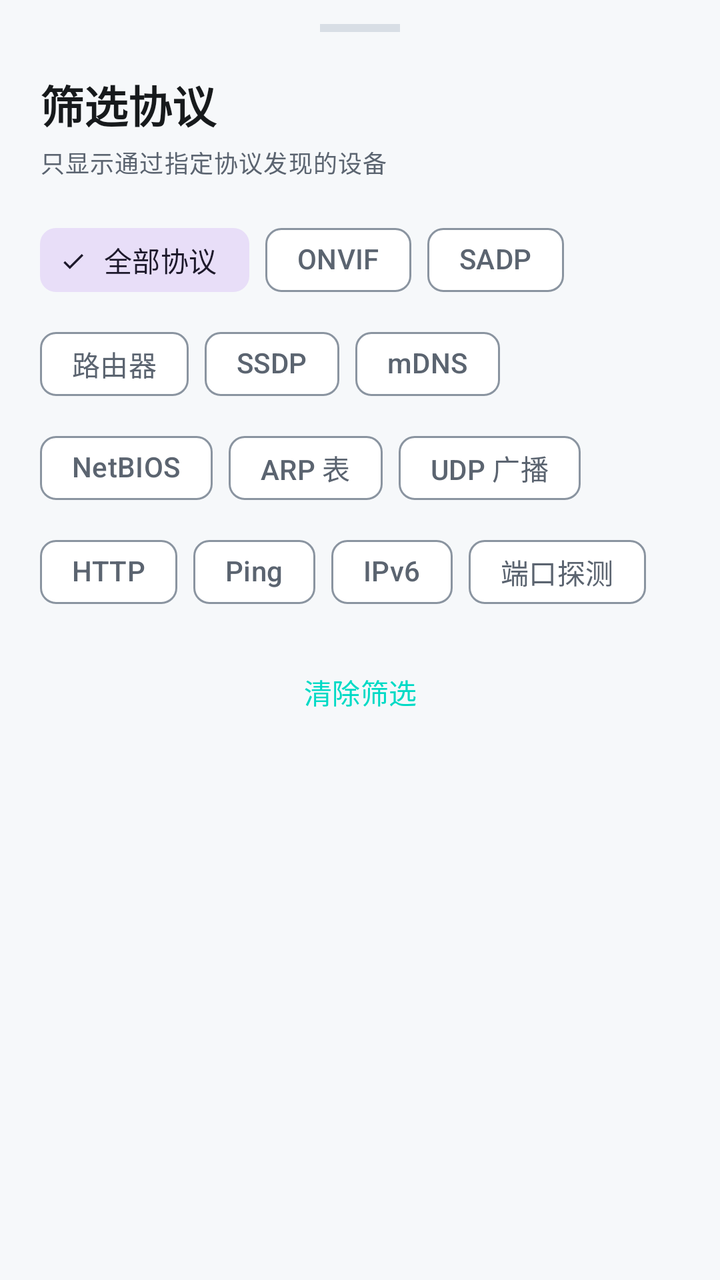
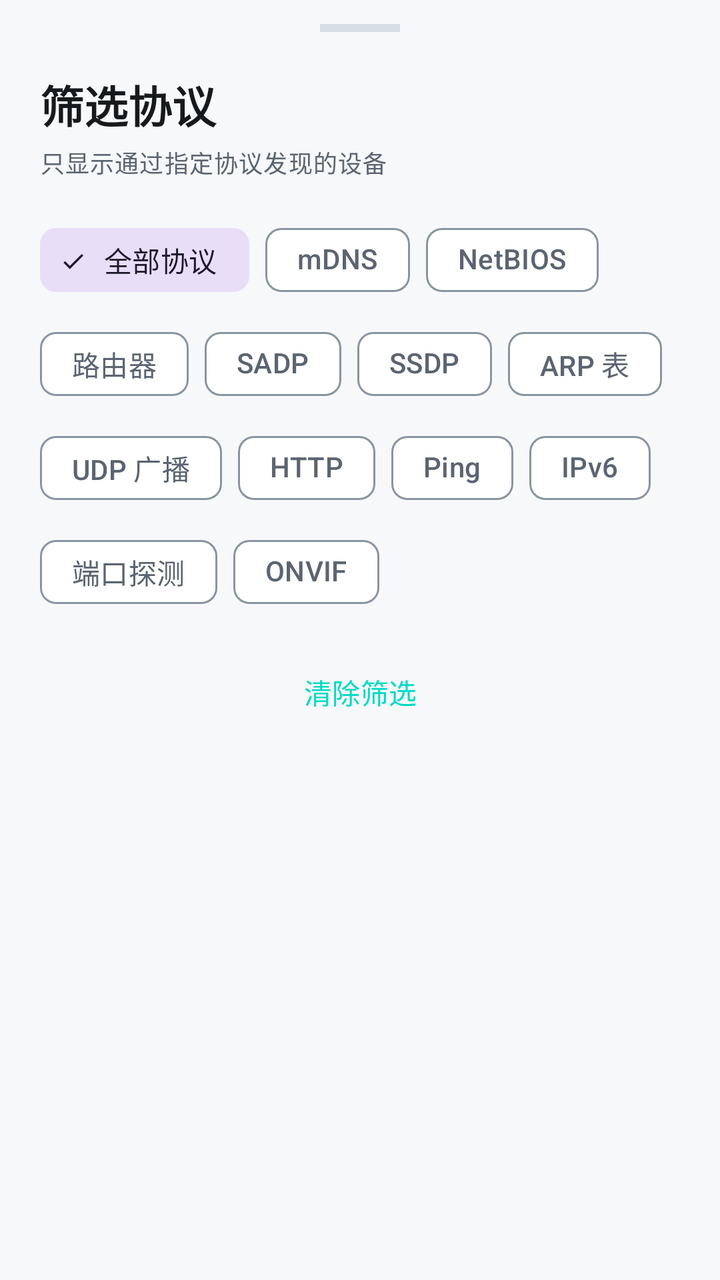

An Android layout rendered at two revisions. The XML below is the earlier revision; the diff shows what the commit changed to produce the second picture.
<!-- AndroidManifest.xml: application theme Theme.NetworkTool -->
<!-- res/layout/dialog_scan_filter.xml -->
<?xml version="1.0" encoding="utf-8"?>
<LinearLayout xmlns:android="http://schemas.android.com/apk/res/android"
    xmlns:app="http://schemas.android.com/apk/res-auto"
    android:layout_width="match_parent"
    android:layout_height="wrap_content"
    android:orientation="vertical"
    android:paddingStart="@dimen/space_5"
    android:paddingTop="@dimen/space_3"
    android:paddingEnd="@dimen/space_5"
    android:paddingBottom="@dimen/space_5">

    <View
        android:layout_width="40dp"
        android:layout_height="4dp"
        android:layout_gravity="center_horizontal"
        android:background="?attr/colorOutlineVariant" />

    <TextView
        android:layout_width="match_parent"
        android:layout_height="wrap_content"
        android:layout_marginTop="@dimen/space_5"
        android:text="筛选协议"
        android:textAppearance="@style/TextAppearance.NetworkTool.Headline" />

    <TextView
        android:layout_width="match_parent"
        android:layout_height="wrap_content"
        android:layout_marginTop="@dimen/space_1"
        android:text="只显示通过指定协议发现的设备"
        android:textAppearance="@style/TextAppearance.NetworkTool.BodySmall" />

    <com.google.android.material.chip.ChipGroup
        android:id="@+id/protocolChipGroup"
        android:layout_width="match_parent"
        android:layout_height="wrap_content"
        android:layout_marginTop="@dimen/space_4"
        app:checkedChip="@id/protoAll"
        app:chipSpacingHorizontal="@dimen/space_2"
        app:chipSpacingVertical="@dimen/space_1"
        app:selectionRequired="true"
        app:singleSelection="true">

        <com.google.android.material.chip.Chip
            android:id="@+id/protoAll"
            style="@style/Widget.Material3.Chip.Filter"
            android:layout_width="wrap_content"
            android:layout_height="wrap_content"
            android:checked="true"
            android:text="全部协议" />

        <com.google.android.material.chip.Chip
            android:id="@+id/protoOnvif"
            style="@style/Widget.Material3.Chip.Filter"
            android:layout_width="wrap_content"
            android:layout_height="wrap_content"
            android:text="ONVIF" />

        <com.google.android.material.chip.Chip
            android:id="@+id/protoSadp"
            style="@style/Widget.Material3.Chip.Filter"
            android:layout_width="wrap_content"
            android:layout_height="wrap_content"
            android:text="SADP" />

        <com.google.android.material.chip.Chip
            android:id="@+id/protoRouter"
            style="@style/Widget.Material3.Chip.Filter"
            android:layout_width="wrap_content"
            android:layout_height="wrap_content"
            android:text="路由器" />

        <com.google.android.material.chip.Chip
            android:id="@+id/protoSsdp"
            style="@style/Widget.Material3.Chip.Filter"
            android:layout_width="wrap_content"
            android:layout_height="wrap_content"
            android:text="SSDP" />

        <com.google.android.material.chip.Chip
            android:id="@+id/protoMdns"
            style="@style/Widget.Material3.Chip.Filter"
            android:layout_width="wrap_content"
            android:layout_height="wrap_content"
            android:text="mDNS" />

        <com.google.android.material.chip.Chip
            android:id="@+id/protoNetbios"
            style="@style/Widget.Material3.Chip.Filter"
            android:layout_width="wrap_content"
            android:layout_height="wrap_content"
            android:text="NetBIOS" />

        <com.google.android.material.chip.Chip
            android:id="@+id/protoArp"
            style="@style/Widget.Material3.Chip.Filter"
            android:layout_width="wrap_content"
            android:layout_height="wrap_content"
            android:text="ARP 表" />

        <com.google.android.material.chip.Chip
            android:id="@+id/protoUdp"
            style="@style/Widget.Material3.Chip.Filter"
            android:layout_width="wrap_content"
            android:layout_height="wrap_content"
            android:text="UDP 广播" />

        <com.google.android.material.chip.Chip
            android:id="@+id/protoHttp"
            style="@style/Widget.Material3.Chip.Filter"
            android:layout_width="wrap_content"
            android:layout_height="wrap_content"
            android:text="HTTP" />

        <com.google.android.material.chip.Chip
            android:id="@+id/protoPing"
            style="@style/Widget.Material3.Chip.Filter"
            android:layout_width="wrap_content"
            android:layout_height="wrap_content"
            android:text="Ping" />

        <com.google.android.material.chip.Chip
            android:id="@+id/protoIpv6"
            style="@style/Widget.Material3.Chip.Filter"
            android:layout_width="wrap_content"
            android:layout_height="wrap_content"
            android:text="IPv6" />

        <com.google.android.material.chip.Chip
            android:id="@+id/protoService"
            style="@style/Widget.Material3.Chip.Filter"
            android:layout_width="wrap_content"
            android:layout_height="wrap_content"
            android:text="端口探测" />

    </com.google.android.material.chip.ChipGroup>

    <com.google.android.material.button.MaterialButton
        android:id="@+id/clearFilterButton"
        style="@style/Widget.NetworkTool.Button.TextButton"
        android:layout_width="match_parent"
        android:layout_height="wrap_content"
        android:layout_marginTop="@dimen/space_3"
        android:text="清除筛选" />

</LinearLayout>
<!-- resources referenced by this layout -->
<resources>
  <dimen name="space_1">4dp</dimen>
  <dimen name="space_2">8dp</dimen>
  <dimen name="space_3">12dp</dimen>
  <dimen name="space_4">16dp</dimen>
  <dimen name="space_5">20dp</dimen>
  <style name="TextAppearance.NetworkTool.BodySmall" parent="TextAppearance.Material3.BodySmall">
          <item name="android:textSize">12sp</item>
          <item name="android:textColor">?attr/colorOnSurfaceVariant</item>
      </style>
  <style name="TextAppearance.NetworkTool.Headline" parent="TextAppearance.Material3.HeadlineSmall">
          <item name="android:textSize">22sp</item>
          <item name="android:textStyle">bold</item>
          <item name="android:textColor">?attr/colorOnSurface</item>
      </style>
  <style name="Widget.NetworkTool.Button.TextButton" parent="Widget.Material3.Button.TextButton">
          <item name="android:elevation">0dp</item>
          <item name="android:stateListAnimator">@null</item>
      </style>
  <color name="colorPrimary">#00DAC5</color>
  <color name="colorPrimaryDark">#00B5A1</color>
  <color name="colorAccent">#00DAC5</color>
  <color name="colorOnPrimary">#00201C</color>
  <color name="colorPrimaryContainer">#B8FFF7</color>
  <color name="colorOnPrimaryContainer">#00201C</color>
  <color name="colorBackground">#F6F8FA</color>
  <color name="colorSurface">#FFFFFF</color>
  <color name="colorOnSurface">#171A1C</color>
  <color name="colorOnBackground">#171A1C</color>
  <color name="colorSurfaceContainer">#EEF2F5</color>
  <color name="textSecondary">#5B6470</color>
  <color name="colorOutline">#8A94A0</color>
  <color name="colorOutlineVariant">#D8DEE5</color>
  <color name="textPrimary">#171A1C</color>
  <style name="Widget.NetworkTool.Toolbar" parent="Widget.Material3.Toolbar">
          <item name="android:background">@android:color/transparent</item>
          <item name="android:elevation">0dp</item>
          <item name="titleTextColor">?attr/colorOnSurface</item>
          <item name="titleTextAppearance">@style/TextAppearance.NetworkTool.ToolbarTitle</item>
          <item name="subtitleTextColor">?attr/colorOnSurfaceVariant</item>
          <item name="navigationIconTint">?attr/colorOnSurface</item>
      </style>
  <style name="Widget.NetworkTool.Button" parent="Widget.Material3.Button">
          <item name="android:elevation">0dp</item>
          <item name="android:stateListAnimator">@null</item>
      </style>
  <style name="TextAppearance.NetworkTool.ToolbarTitle" parent="TextAppearance.Material3.TitleLarge">
          <item name="android:textSize">20sp</item>
          <item name="android:textStyle">bold</item>
          <item name="android:textColor">?attr/colorOnSurface</item>
      </style>
  <!-- unchanged entries left out for length: 1 -->
</resources>

<!-- the commit's change to res/layout/dialog_scan_filter.xml (unified diff, before → after) -->
@@ -49,34 +49,6 @@
             android:text="全部协议" />
 
         <com.google.android.material.chip.Chip
-            android:id="@+id/protoOnvif"
-            style="@style/Widget.Material3.Chip.Filter"
-            android:layout_width="wrap_content"
-            android:layout_height="wrap_content"
-            android:text="ONVIF" />
-
-        <com.google.android.material.chip.Chip
-            android:id="@+id/protoSadp"
-            style="@style/Widget.Material3.Chip.Filter"
-            android:layout_width="wrap_content"
-            android:layout_height="wrap_content"
-            android:text="SADP" />
-
-        <com.google.android.material.chip.Chip
-            android:id="@+id/protoRouter"
-            style="@style/Widget.Material3.Chip.Filter"
-            android:layout_width="wrap_content"
-            android:layout_height="wrap_content"
-            android:text="路由器" />
-
-        <com.google.android.material.chip.Chip
-            android:id="@+id/protoSsdp"
-            style="@style/Widget.Material3.Chip.Filter"
-            android:layout_width="wrap_content"
-            android:layout_height="wrap_content"
-            android:text="SSDP" />
-
-        <com.google.android.material.chip.Chip
             android:id="@+id/protoMdns"
             style="@style/Widget.Material3.Chip.Filter"
             android:layout_width="wrap_content"
@@ -89,6 +61,27 @@
             android:layout_width="wrap_content"
             android:layout_height="wrap_content"
             android:text="NetBIOS" />
+
+        <com.google.android.material.chip.Chip
+            android:id="@+id/protoRouter"
+            style="@style/Widget.Material3.Chip.Filter"
+            android:layout_width="wrap_content"
+            android:layout_height="wrap_content"
+            android:text="路由器" />
+
+        <com.google.android.material.chip.Chip
+            android:id="@+id/protoSadp"
+            style="@style/Widget.Material3.Chip.Filter"
+            android:layout_width="wrap_content"
+            android:layout_height="wrap_content"
+            android:text="SADP" />
+
+        <com.google.android.material.chip.Chip
+            android:id="@+id/protoSsdp"
+            style="@style/Widget.Material3.Chip.Filter"
+            android:layout_width="wrap_content"
+            android:layout_height="wrap_content"
+            android:text="SSDP" />
 
         <com.google.android.material.chip.Chip
             android:id="@+id/protoArp"
@@ -132,6 +125,13 @@
             android:layout_height="wrap_content"
             android:text="端口探测" />
 
+        <com.google.android.material.chip.Chip
+            android:id="@+id/protoOnvif"
+            style="@style/Widget.Material3.Chip.Filter"
+            android:layout_width="wrap_content"
+            android:layout_height="wrap_content"
+            android:text="ONVIF" />
+
     </com.google.android.material.chip.ChipGroup>
 
     <com.google.android.material.button.MaterialButton
